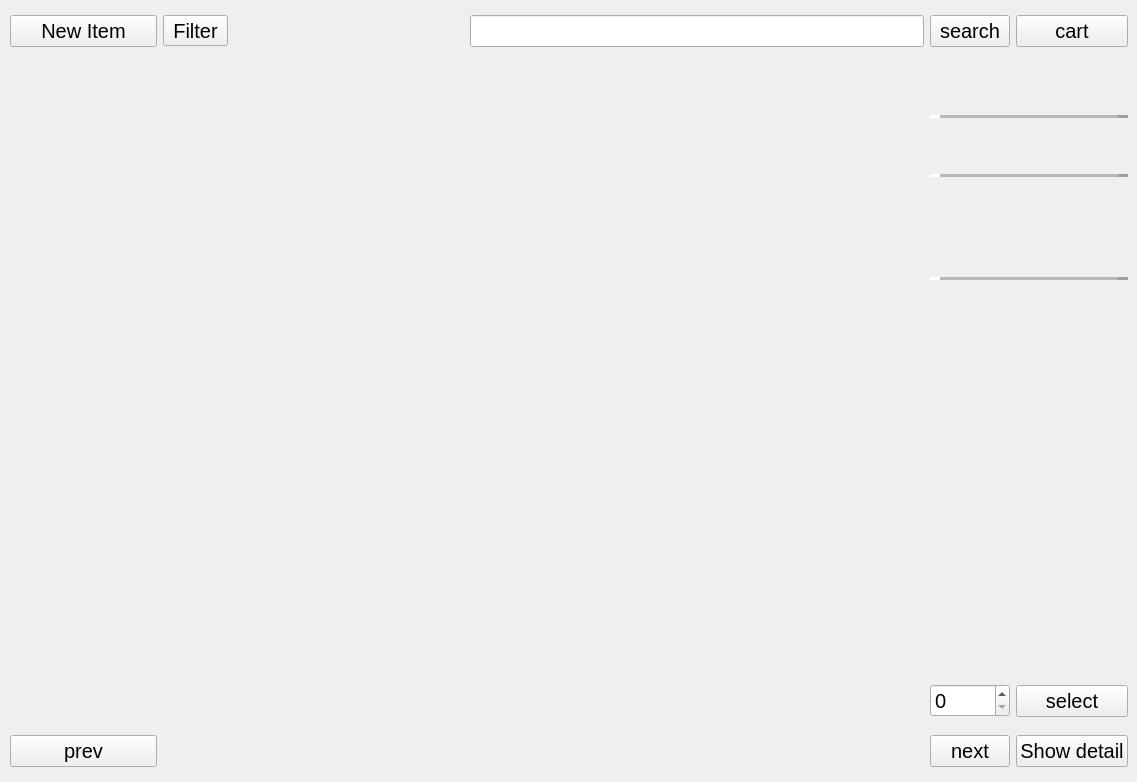
MegaMineDSS/LuxeMine, file user.ui: the form before one commit.
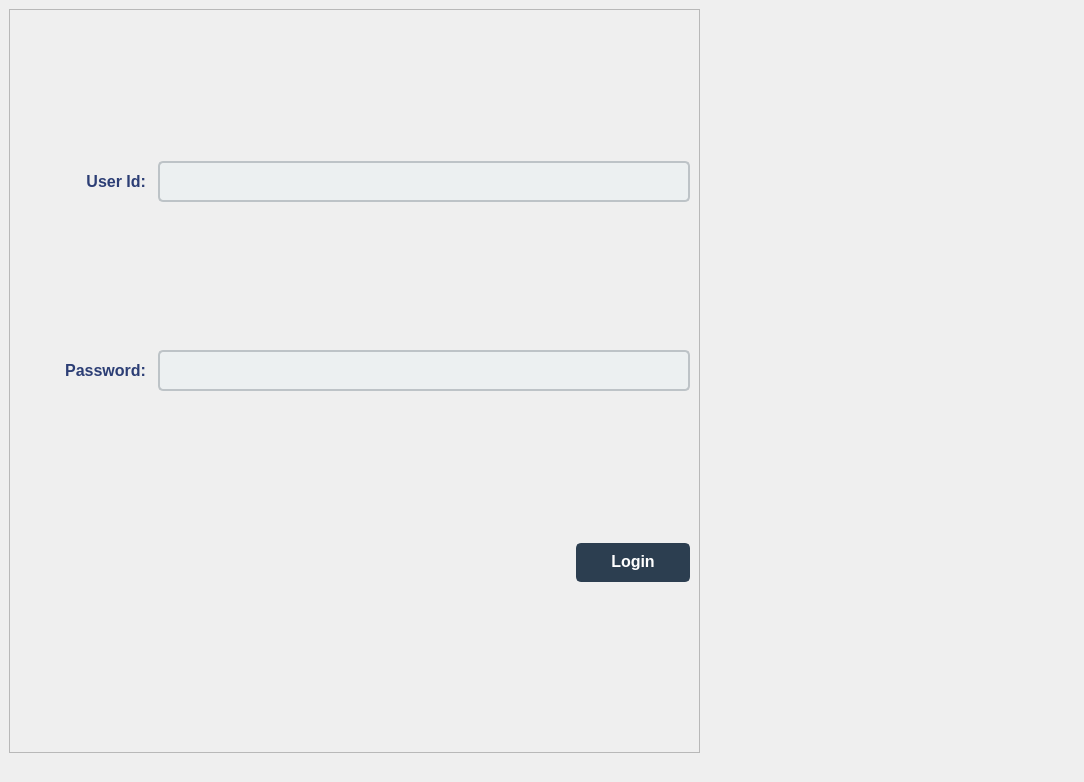
The form after the commit. Icons and pictures are not drawn.

Diff of the .ui file:
```diff
--- a/user.ui
+++ b/user.ui
@@ -6,7 +6,7 @@
    <rect>
     <x>0</x>
     <y>0</y>
-    <width>1137</width>
+    <width>1084</width>
     <height>782</height>
    </rect>
   </property>
@@ -33,6 +33,9 @@
     <layout class="QVBoxLayout" name="verticalLayout">
      <item>
       <widget class="QStackedWidget" name="stackedWidget">
+       <property name="enabled">
+        <bool>true</bool>
+       </property>
        <property name="sizePolicy">
         <sizepolicy hsizetype="Expanding" vsizetype="Expanding">
          <horstretch>0</horstretch>
@@ -48,8 +51,395 @@
         <string notr="true"/>
        </property>
        <property name="currentIndex">
-        <number>1</number>
+        <number>0</number>
        </property>
+       <widget class="QWidget" name="page_2">
+        <layout class="QGridLayout" name="gridLayout_4">
+         <item row="2" column="2">
+          <spacer name="horizontalSpacer_17">
+           <property name="orientation">
+            <enum>Qt::Orientation::Horizontal</enum>
+           </property>
+           <property name="sizeHint" stdset="0">
+            <size>
+             <width>40</width>
+             <height>20</height>
+            </size>
+           </property>
+          </spacer>
+         </item>
+         <item row="2" column="1">
+          <spacer name="horizontalSpacer_3">
+           <property name="orientation">
+            <enum>Qt::Orientation::Horizontal</enum>
+           </property>
+           <property name="sizeHint" stdset="0">
+            <size>
+             <width>40</width>
+             <height>20</height>
+            </size>
+           </property>
+          </spacer>
+         </item>
+         <item row="2" column="4">
+          <spacer name="horizontalSpacer_19">
+           <property name="orientation">
+            <enum>Qt::Orientation::Horizontal</enum>
+           </property>
+           <property name="sizeHint" stdset="0">
+            <size>
+             <width>40</width>
+             <height>20</height>
+            </size>
+           </property>
+          </spacer>
+         </item>
+         <item row="2" column="9">
+          <spacer name="horizontalSpacer_33">
+           <property name="orientation">
+            <enum>Qt::Orientation::Horizontal</enum>
+           </property>
+           <property name="sizeHint" stdset="0">
+            <size>
+             <width>40</width>
+             <height>20</height>
+            </size>
+           </property>
+          </spacer>
+         </item>
+         <item row="2" column="10">
+          <spacer name="horizontalSpacer">
+           <property name="orientation">
+            <enum>Qt::Orientation::Horizontal</enum>
+           </property>
+           <property name="sizeHint" stdset="0">
+            <size>
+             <width>40</width>
+             <height>20</height>
+            </size>
+           </property>
+          </spacer>
+         </item>
+         <item row="2" column="3">
+          <spacer name="horizontalSpacer_18">
+           <property name="orientation">
+            <enum>Qt::Orientation::Horizontal</enum>
+           </property>
+           <property name="sizeHint" stdset="0">
+            <size>
+             <width>40</width>
+             <height>20</height>
+            </size>
+           </property>
+          </spacer>
+         </item>
+         <item row="2" column="6">
+          <spacer name="horizontalSpacer_20">
+           <property name="orientation">
+            <enum>Qt::Orientation::Horizontal</enum>
+           </property>
+           <property name="sizeHint" stdset="0">
+            <size>
+             <width>40</width>
+             <height>20</height>
+            </size>
+           </property>
+          </spacer>
+         </item>
+         <item row="2" column="7">
+          <spacer name="horizontalSpacer_21">
+           <property name="orientation">
+            <enum>Qt::Orientation::Horizontal</enum>
+           </property>
+           <property name="sizeHint" stdset="0">
+            <size>
+             <width>40</width>
+             <height>20</height>
+            </size>
+           </property>
+          </spacer>
+         </item>
+         <item row="1" column="0" colspan="7">
+          <widget class="QFrame" name="user_login_frame">
+           <property name="frameShape">
+            <enum>QFrame::Shape::StyledPanel</enum>
+           </property>
+           <property name="frameShadow">
+            <enum>QFrame::Shadow::Raised</enum>
+           </property>
+           <layout class="QGridLayout" name="gridLayout_5">
+            <item row="1" column="1" colspan="4">
+             <widget class="QLineEdit" name="user_login_password">
+              <property name="styleSheet">
+               <string notr="true">QLineEdit {
+    background-color: #ecf0f1;
+    color: #2c3e50;
+    font-size: 16px;
+    border: 2px solid #bdc3c7;
+    border-radius: 5px;
+    padding: 8px 15px;
+}
+
+QLineEdit:focus {
+    border: 2px solid #f1c40f;
+    background-color: #f9f9f9;
+}
+
+QLineEdit:hover {
+    border: 2px solid #7f8c8d;
+    background-color: #f4f6f7;
+}
+
+QLineEdit::placeholder {
+    color: #95a5a6;
+    font-style: italic;
+}</string>
+              </property>
+             </widget>
+            </item>
+            <item row="1" column="0">
+             <widget class="QLabel" name="label_12">
+              <property name="styleSheet">
+               <string notr="true">QLabel {
+    color: #2c3e75;
+    font-size: 16px;
+    font-weight: 600;
+    background: transparent;
+    padding: 2px;
+}
+
+QLabel[highlight=&quot;true&quot;] {
+    color: #c0392b;
+    font-weight: 600;
+}
+
+QLabel[dim=&quot;true&quot;] {
+    color: #7f8c8d;
+    font-style: italic;
+}
+</string>
+              </property>
+              <property name="text">
+               <string>Password:</string>
+              </property>
+              <property name="alignment">
+               <set>Qt::AlignmentFlag::AlignRight|Qt::AlignmentFlag::AlignTrailing|Qt::AlignmentFlag::AlignVCenter</set>
+              </property>
+             </widget>
+            </item>
+            <item row="0" column="0">
+             <widget class="QLabel" name="label_11">
+              <property name="styleSheet">
+               <string notr="true">QLabel {
+    color: #2c3e75;
+    font-size: 16px;
+    font-weight: 600;
+    background: transparent;
+    padding: 2px;
+}
+
+QLabel[highlight=&quot;true&quot;] {
+    color: #c0392b;
+    font-weight: 600;
+}
+
+QLabel[dim=&quot;true&quot;] {
+    color: #7f8c8d;
+    font-style: italic;
+}
+</string>
+              </property>
+              <property name="text">
+               <string>User Id:</string>
+              </property>
+              <property name="textFormat">
+               <enum>Qt::TextFormat::AutoText</enum>
+              </property>
+              <property name="alignment">
+               <set>Qt::AlignmentFlag::AlignRight|Qt::AlignmentFlag::AlignTrailing|Qt::AlignmentFlag::AlignVCenter</set>
+              </property>
+             </widget>
+            </item>
+            <item row="2" column="4">
+             <widget class="QPushButton" name="user_login_button">
+              <property name="enabled">
+               <bool>true</bool>
+              </property>
+              <property name="maximumSize">
+               <size>
+                <width>100</width>
+                <height>30</height>
+               </size>
+              </property>
+              <property name="layoutDirection">
+               <enum>Qt::LayoutDirection::LeftToRight</enum>
+              </property>
+              <property name="styleSheet">
+               <string notr="true">QPushButton {
+    background-color: #2c3e50;
+    color: #ffffff;
+    font-size: 16px;
+    font-weight: 600;
+    border: 2px solid #2c3e50;
+    border-radius: 5px;
+    padding: 0px 20px;
+    padding-bottom: 3px;
+    min-width: 70px;
+    min-height: 32px;
+}
+
+QPushButton:hover {
+    background-color: #34495e;
+    border: 2px solid #34495e;
+}
+
+QPushButton:pressed {
+    background-color: #1a252f;
+    border: 2px solid #1a252f;
+}
+
+QPushButton:focus {
+    border: 2px solid #f1c40f;
+    background-color: #2c3e50;
+}
+
+QPushButton:disabled {
+    background-color: #95a5a6;   /* muted gray */
+    color: #ecf0f1;
+    border: 2px solid #7f8c8d;
+}
+</string>
+              </property>
+              <property name="text">
+               <string>Login</string>
+              </property>
+             </widget>
+            </item>
+            <item row="3" column="3">
+             <spacer name="horizontalSpacer_34">
+              <property name="orientation">
+               <enum>Qt::Orientation::Horizontal</enum>
+              </property>
+              <property name="sizeHint" stdset="0">
+               <size>
+                <width>40</width>
+                <height>20</height>
+               </size>
+              </property>
+             </spacer>
+            </item>
+            <item row="0" column="1" colspan="4">
+             <widget class="QLineEdit" name="user_login_userid">
+              <property name="styleSheet">
+               <string notr="true">QLineEdit {
+    background-color: #ecf0f1;
+    color: #2c3e50;
+    font-size: 16px;
+    border: 2px solid #bdc3c7;
+    border-radius: 5px;
+    padding: 8px 15px;
+}
+
+QLineEdit:focus {
+    border: 2px solid #f1c40f;
+    background-color: #f9f9f9;
+}
+
+QLineEdit:hover {
+    border: 2px solid #7f8c8d;
+    background-color: #f4f6f7;
+}
+
+QLineEdit::placeholder {
+    color: #95a5a6;
+    font-style: italic;
+}</string>
+              </property>
+             </widget>
+            </item>
+            <item row="3" column="0">
+             <spacer name="horizontalSpacer_5">
+              <property name="orientation">
+               <enum>Qt::Orientation::Horizontal</enum>
+              </property>
+              <property name="sizeHint" stdset="0">
+               <size>
+                <width>40</width>
+                <height>20</height>
+               </size>
+              </property>
+             </spacer>
+            </item>
+            <item row="3" column="1">
+             <spacer name="horizontalSpacer_6">
+              <property name="orientation">
+               <enum>Qt::Orientation::Horizontal</enum>
+              </property>
+              <property name="sizeHint" stdset="0">
+               <size>
+                <width>40</width>
+                <height>20</height>
+               </size>
+              </property>
+             </spacer>
+            </item>
+            <item row="3" column="2">
+             <spacer name="horizontalSpacer_35">
+              <property name="orientation">
+               <enum>Qt::Orientation::Horizontal</enum>
+              </property>
+              <property name="sizeHint" stdset="0">
+               <size>
+                <width>40</width>
+                <height>20</height>
+               </size>
+              </property>
+             </spacer>
+            </item>
+           </layout>
+          </widget>
+         </item>
+         <item row="2" column="5">
+          <spacer name="horizontalSpacer_31">
+           <property name="orientation">
+            <enum>Qt::Orientation::Horizontal</enum>
+           </property>
+           <property name="sizeHint" stdset="0">
+            <size>
+             <width>40</width>
+             <height>20</height>
+            </size>
+           </property>
+          </spacer>
+         </item>
+         <item row="2" column="0">
+          <spacer name="horizontalSpacer_8">
+           <property name="orientation">
+            <enum>Qt::Orientation::Horizontal</enum>
+           </property>
+           <property name="sizeHint" stdset="0">
+            <size>
+             <width>40</width>
+             <height>20</height>
+            </size>
+           </property>
+          </spacer>
+         </item>
+         <item row="2" column="8">
+          <spacer name="horizontalSpacer_32">
+           <property name="orientation">
+            <enum>Qt::Orientation::Horizontal</enum>
+           </property>
+           <property name="sizeHint" stdset="0">
+            <size>
+             <width>40</width>
+             <height>20</height>
+            </size>
+           </property>
+          </spacer>
+         </item>
+        </layout>
+       </widget>
        <widget class="QWidget" name="page">
         <property name="styleSheet">
          <string notr="true">/*
```
Left out of the diff: 9 changed lines with no effect on the pictures.
